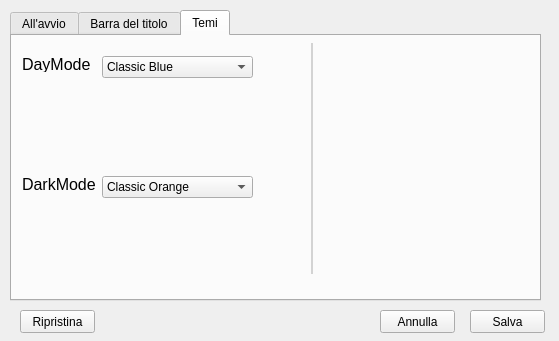
The window that ClientModule/settings.ui (giovannic96/Real-time-collaborative-text-editor) describes before a commit, drawn with Qt 5.
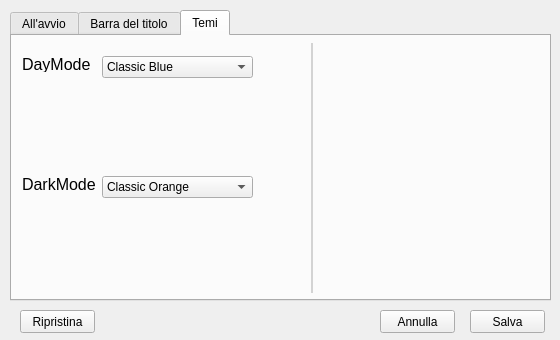
The same window after the commit. Icons and pictures are not drawn.

Commit message: Fixed settings dimension and userprofile button

What changed in the file:
```diff
--- a/ClientModule/settings.ui
+++ b/ClientModule/settings.ui
@@ -6,10 +6,22 @@
    <rect>
     <x>0</x>
     <y>0</y>
-    <width>559</width>
-    <height>341</height>
+    <width>560</width>
+    <height>340</height>
    </rect>
   </property>
+  <property name="minimumSize">
+   <size>
+    <width>560</width>
+    <height>340</height>
+   </size>
+  </property>
+  <property name="maximumSize">
+   <size>
+    <width>560</width>
+    <height>340</height>
+   </size>
+  </property>
   <property name="windowTitle">
    <string>Form</string>
   </property>
@@ -31,10 +43,22 @@
     <rect>
      <x>10</x>
      <y>10</y>
-     <width>531</width>
+     <width>541</width>
      <height>291</height>
     </rect>
    </property>
+   <property name="minimumSize">
+    <size>
+     <width>300</width>
+     <height>0</height>
+    </size>
+   </property>
+   <property name="maximumSize">
+    <size>
+     <width>16777215</width>
+     <height>16777215</height>
+    </size>
+   </property>
    <property name="currentIndex">
     <number>2</number>
    </property>
@@ -650,9 +674,15 @@
        <x>299</x>
        <y>7</y>
        <width>2</width>
-       <height>231</height>
+       <height>250</height>
       </rect>
      </property>
+     <property name="minimumSize">
+      <size>
+       <width>0</width>
+       <height>250</height>
+      </size>
+     </property>
      <property name="styleSheet">
       <string notr="true">background:lightgrey;
 border:none;</string>
```
The commit also changes 2 other files.
